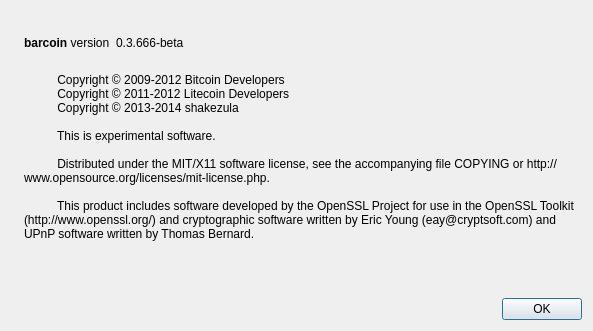
The window that src/qt/forms/aboutdialog.ui (dallen6/bluecoin) describes before a commit, drawn with Qt 5.
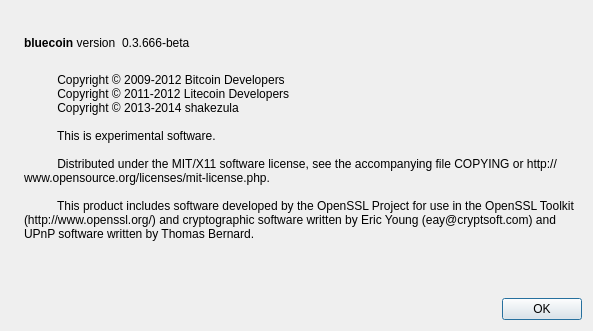
The same window after the commit. Icons and pictures are not drawn.

What changed in the file:
```diff
--- a/src/qt/forms/aboutdialog.ui
+++ b/src/qt/forms/aboutdialog.ui
@@ -50,7 +50,7 @@
           <cursorShape>IBeamCursor</cursorShape>
          </property>
          <property name="text">
-          <string>&lt;b&gt;barcoin&lt;/b&gt; version</string>
+          <string>&lt;b&gt;bluecoin&lt;/b&gt; version</string>
          </property>
          <property name="textInteractionFlags">
           <set>Qt::LinksAccessibleByMouse|Qt::TextSelectableByKeyboard|Qt::TextSelectableByMouse</set>
```
Left out of the diff: 2 changed lines with no effect on the pictures.
